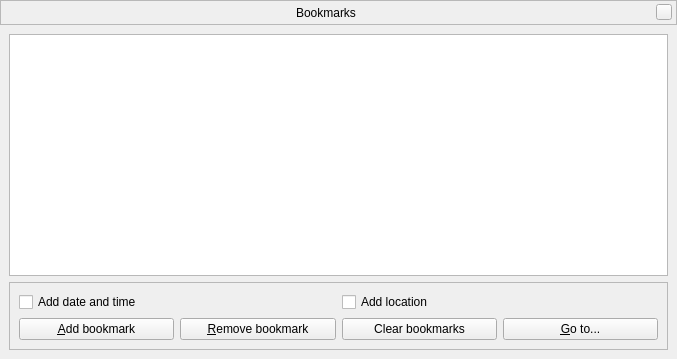
Qt form src/gui/bookmarksDialog.ui (519984307/stellarium_src) before a commit.
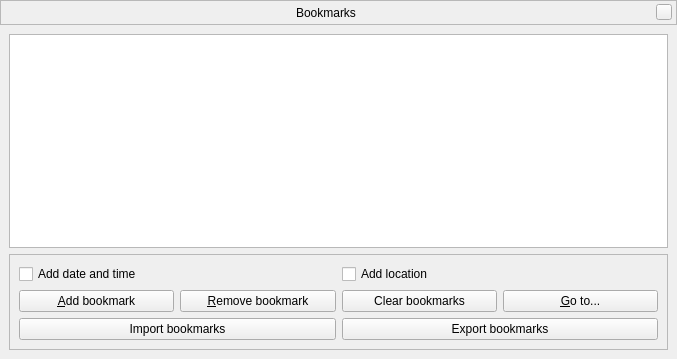
The same form after that commit. Custom widgets are drawn as their Qt base class.

Commit message: Added import/export bookmarks

Patch:
```diff
--- a/src/gui/bookmarksDialog.ui
+++ b/src/gui/bookmarksDialog.ui
@@ -198,6 +198,27 @@
            </item>
           </layout>
          </item>
+         <item>
+          <layout class="QHBoxLayout" name="horizontalLayout">
+           <property name="topMargin">
+            <number>0</number>
+           </property>
+           <item>
+            <widget class="QPushButton" name="importBookmarksButton">
+             <property name="text">
+              <string>Import bookmarks</string>
+             </property>
+            </widget>
+           </item>
+           <item>
+            <widget class="QPushButton" name="exportBookmarksButton">
+             <property name="text">
+              <string>Export bookmarks</string>
+             </property>
+            </widget>
+           </item>
+          </layout>
+         </item>
         </layout>
        </widget>
       </item>
```
The commit also changes 2 other files.
